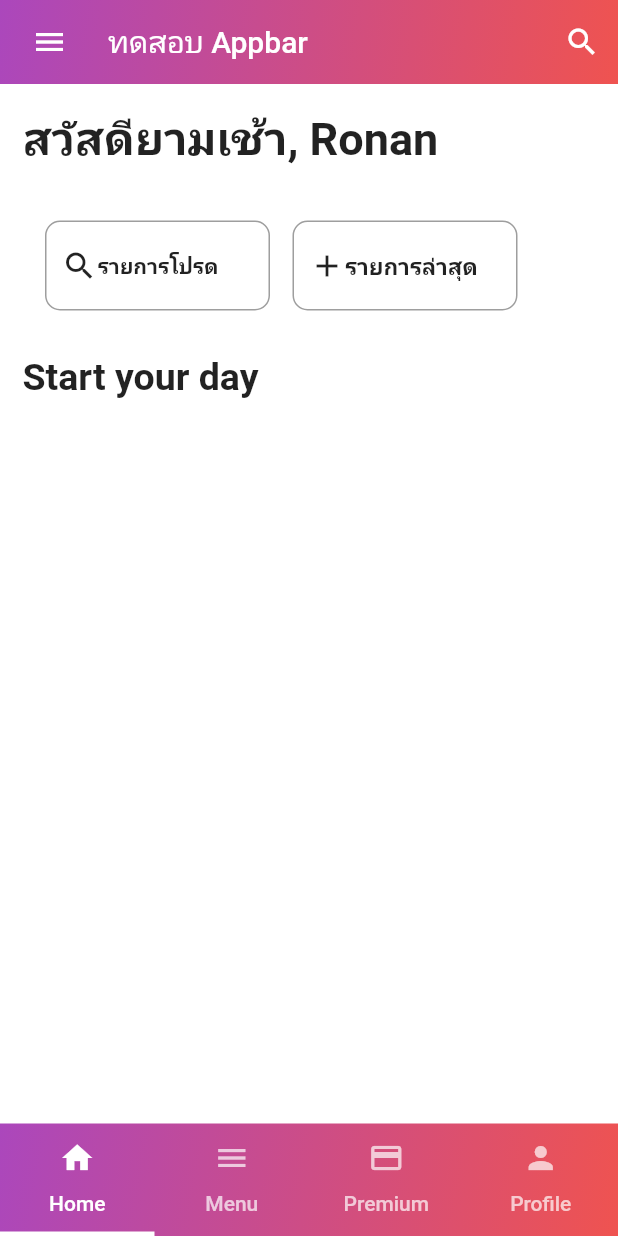
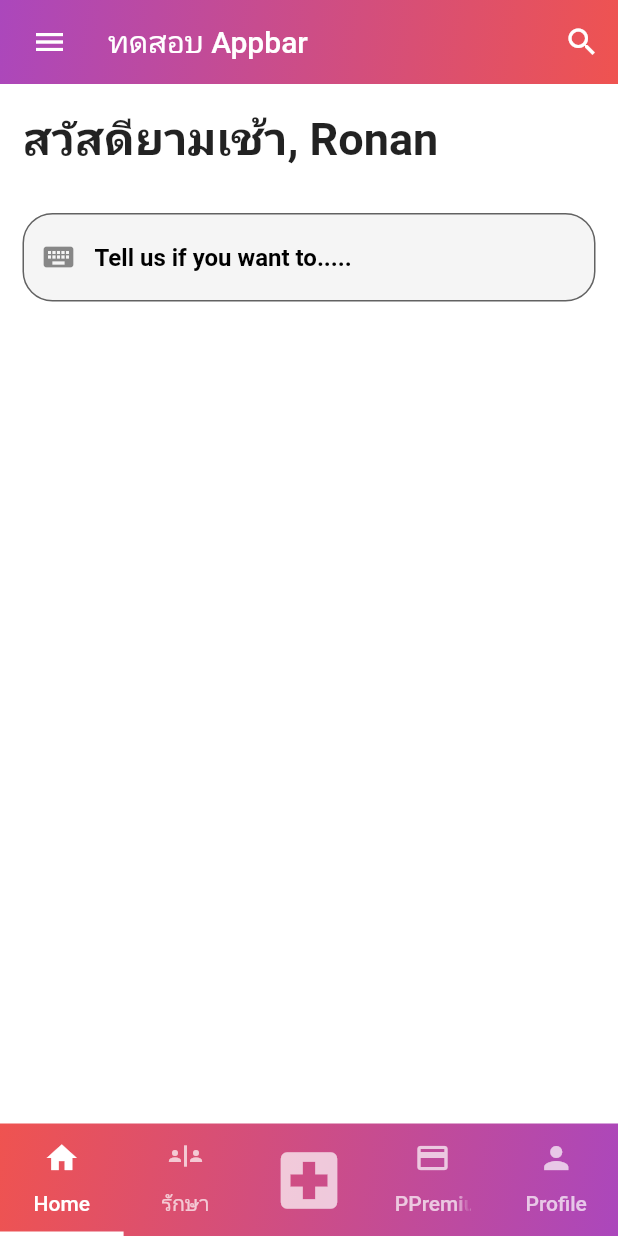
Before and after one commit to Zombie9904/MINEFUL, a Flutter app: the Home screen opened directly, on a phone screen of 412 x 824 dp. Run offline on Flutter 3.47's test engine with Material 2 defaults, Android fonts, the light colour scheme and no system bars.

Commit message:
Co-authored-by: IchiZero10 <IchiZero10@users.noreply.github.com>

```diff
--- a/lib/screen/Home.dart
+++ b/lib/screen/Home.dart
@@ -81,77 +81,24 @@ class _HomeState extends State<Home> {
                 style: TextStyle(fontSize: 30, fontWeight: FontWeight.bold),
               ),
             ),
-            SizedBox(
-              height: 5,
+            Container(
+              child: Padding(
+                padding: const EdgeInsets.all(15.0),
+                child: TextFormField(
+                  keyboardType: TextInputType.emailAddress,
+                  decoration: InputDecoration(
+                    border: OutlineInputBorder(
+                      borderSide: BorderSide(color: Colors.red),
+                      borderRadius: BorderRadius.circular(20),
                     ),
-            Row(
-              children: [
-                SizedBox(
-                  width: 15,
-                ),
-                Padding(
-                  padding: const EdgeInsets.all(15.0),
-                  child: InkWell(
-                    child: Container(
-                      width: 150,
-                      height: 60,
-                      alignment: Alignment.center,
-                      decoration: BoxDecoration(
-                          border: Border.all(color: Colors.grey),
-                          borderRadius: BorderRadius.circular(10)),
-                      child: Row(
-                        children: [
-                          SizedBox(
-                            width: 10,
-                          ),
-                          Icon(Icons.search),
-                          Text(
-                            "รายการโปรด",
-                            style: TextStyle(fontWeight: FontWeight.bold),
-                          )
-                        ],
+                    filled: true,
+                    fillColor: Colors.grey[460],
+                    hintText: "Tell us if you want to.....",
+                    prefixIcon: Icon(Icons.keyboard),
+                    hintStyle: TextStyle(
+                        color: Colors.black, fontWeight: FontWeight.bold),
                   ),
                 ),
-                    onTap: () {
-                      Navigator.push(context,
-                          MaterialPageRoute(builder: (context) => Favourite()));
-                    },
-                  ),
-                ),
-                InkWell(
-                  child: Container(
-                    width: 150,
-                    height: 60,
-                    alignment: Alignment.center,
-                    decoration: BoxDecoration(
-                        border: Border.all(color: Colors.grey),
-                        borderRadius: BorderRadius.circular(10)),
-                    child: Row(
-                      children: [
-                        SizedBox(
-                          width: 10,
-                        ),
-                        Icon(Icons.add),
-                        Text(
-                          "รายการล่าสุด",
-                          style: TextStyle(
-                              fontWeight: FontWeight.bold, fontSize: 15),
-                        ),
-                      ],
-                    ),
-                  ),
-                  onTap: () {
-                    Navigator.push(context,
-                        MaterialPageRoute(builder: (context) => Favourite()));
-                  },
-                ),
-              ],
-            ),
-            Padding(
-              padding: const EdgeInsets.all(15.0),
-              child: Text(
-                "Start your day",
-                style: TextStyle(fontSize: 25, fontWeight: FontWeight.bold),
               ),
             ),
           ],
@@ -173,16 +120,16 @@ class _BottomNavigationBarState extends State<BottomNavigationBar> {
   @override
   Widget build(BuildContext context) {
     return DefaultTabController(
-      length: 4,
+      length: 5,
       child: Container(
         height: 75,
         decoration: BoxDecoration(
           color: Colors.black,
           gradient: LinearGradient(
-            colors: [Colors.red.shade400, Colors.purple.shade400],
+            colors: [Colors.purple.shade400, Colors.red.shade400],
             begin: Alignment.bottomRight,
             end: Alignment.topLeft,
-          ),
+          ), //SAY LALISA!!! RONAN IN YOUR AREA!
         ),
         child: TabBar(
           indicatorColor: Colors.white,
@@ -204,15 +151,21 @@ class _BottomNavigationBarState extends State<BottomNavigationBar> {
                 text: 'Home'),
             Tab(
               icon: Icon(
-                  Icons.menu,
+                Icons.safety_divider,
               ),
-                text: 'Menu',
+              text: 'รักษา',
+            ),
+            Tab(
+              icon: Icon(
+                Icons.local_hospital,
+                size: 50,
+              ),
             ),
             Tab(
               icon: Icon(
                 Icons.credit_card,
               ),
-                text: 'Premium',
+              text: 'PPremium',
             ),
             Tab(
               icon: Icon(
@@ -220,7 +173,8 @@ class _BottomNavigationBarState extends State<BottomNavigationBar> {
               ),
               text: 'Profile',
             ),
-            ]),
+          ],
+        ),
       ),
     );
   }
```
Lines whose indentation alone changed are shown as unchanged.
